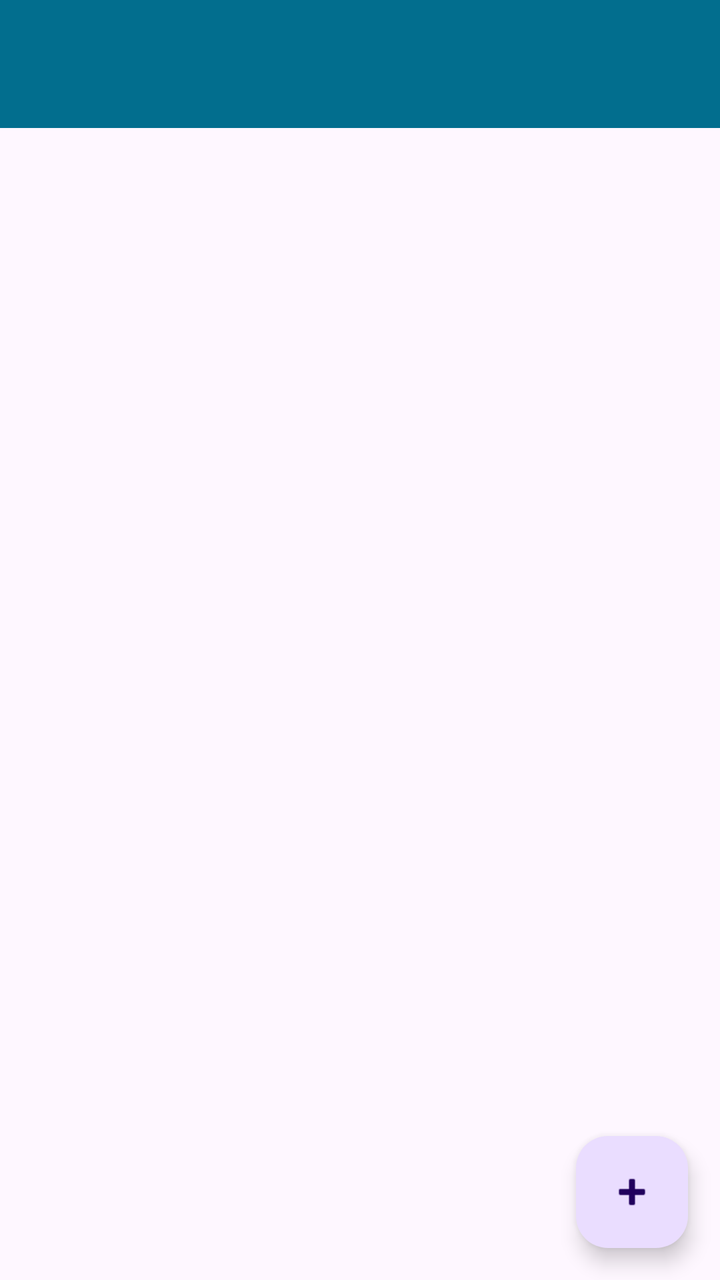
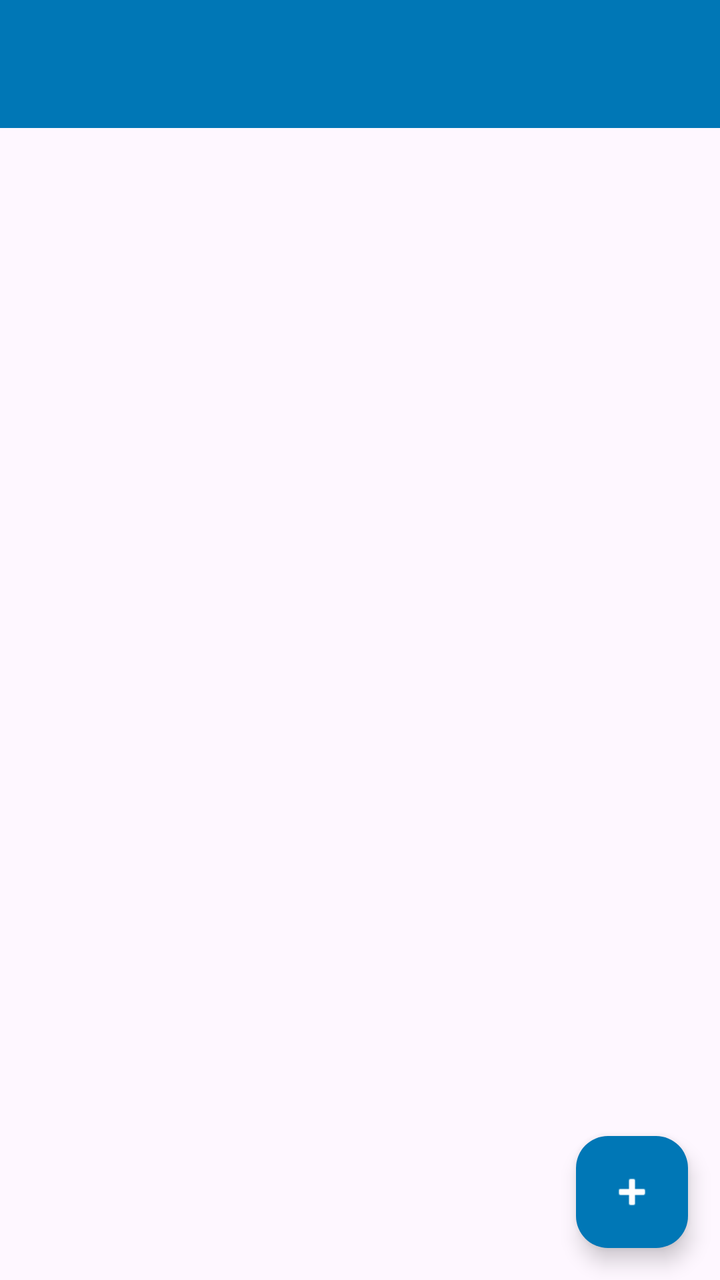

Screens rendered from an Android XML layout before and after an edit, with the pre-edit source and the edit as a unified diff.
<!-- AndroidManifest.xml: application theme Theme.Basketball_club_application -->
<!-- res/layout/activity_player_list.xml -->
<?xml version="1.0" encoding="utf-8"?>
<androidx.coordinatorlayout.widget.CoordinatorLayout
    xmlns:android="http://schemas.android.com/apk/res/android"
    xmlns:app="http://schemas.android.com/apk/res-auto"
    xmlns:tools="http://schemas.android.com/tools"
    android:layout_width="match_parent"
    android:layout_height="match_parent"
    tools:context="ie.setu.basketball_club_application.activities.PlayerListActivity">

    <com.google.android.material.appbar.AppBarLayout
        android:layout_width="match_parent"
        android:layout_height="wrap_content"
        android:background="@color/colorAccent"
        android:fitsSystemWindows="true"
        app:elevation="0dip"
        app:theme="@style/ThemeOverlay.AppCompat.Dark.ActionBar">

        <androidx.appcompat.widget.Toolbar
            android:id="@+id/toolbar"
            android:layout_width="match_parent"
            android:layout_height="wrap_content"
            app:titleTextColor="@color/colorPrimary" />

    </com.google.android.material.appbar.AppBarLayout>

    <androidx.recyclerview.widget.RecyclerView
        android:id="@+id/recyclerView"
        android:layout_width="match_parent"
        android:layout_height="match_parent"
        android:scrollbars="vertical"
        app:layout_behavior="@string/appbar_scrolling_view_behavior"/>

    <com.google.android.material.floatingactionbutton.FloatingActionButton
        android:id="@+id/btnAdd"
        android:layout_width="wrap_content"
        android:layout_height="wrap_content"
        android:layout_gravity="bottom|end"
        android:layout_marginEnd="16dp"
        android:layout_marginBottom="16dp"
        android:contentDescription="@string/menu_addPlayer"
        app:srcCompat="@android:drawable/ic_input_add" />

</androidx.coordinatorlayout.widget.CoordinatorLayout>
<!-- resources referenced by this layout -->
<resources>
  <color name="colorAccent">#026E8E</color>
  <color name="colorPrimary">#FFFFFFFF</color>
  <string name="menu_addPlayer">Add</string>
  <style name="Theme.Basketball_club_application" parent="Base.Theme.Basketball_club_application" />
  <style name="Base.Theme.Basketball_club_application" parent="Theme.Material3.DayNight.NoActionBar">
          
          
      </style>
</resources>

<!-- the commit's change to res/layout/activity_player_list.xml (unified diff, before → after) -->
@@ -35,9 +35,10 @@
         android:layout_width="wrap_content"
         android:layout_height="wrap_content"
         android:layout_gravity="bottom|end"
-        android:layout_marginEnd="16dp"
-        android:layout_marginBottom="16dp"
+        android:layout_margin="16dp"
         android:contentDescription="@string/menu_addPlayer"
-        app:srcCompat="@android:drawable/ic_input_add" />
+        app:srcCompat="@android:drawable/ic_input_add"
+        app:backgroundTint="@color/colorAccent"
+        app:tint="@color/white" />
 
 </androidx.coordinatorlayout.widget.CoordinatorLayout>
<!-- resource entries referenced after the edit -->
@@ -1,7 +1,8 @@
 <!-- resources referenced by this layout -->
 <resources>
-  <color name="colorAccent">#026E8E</color>
-  <color name="colorPrimary">#FFFFFFFF</color>
+  <color name="colorAccent">#0077B6</color>
+  <color name="colorPrimary">#ADD8E6</color>
+  <color name="white">#FFFFFF</color>
   <string name="menu_addPlayer">Add</string>
   <style name="Theme.Basketball_club_application" parent="Base.Theme.Basketball_club_application" />
   <style name="Base.Theme.Basketball_club_application" parent="Theme.Material3.DayNight.NoActionBar">
